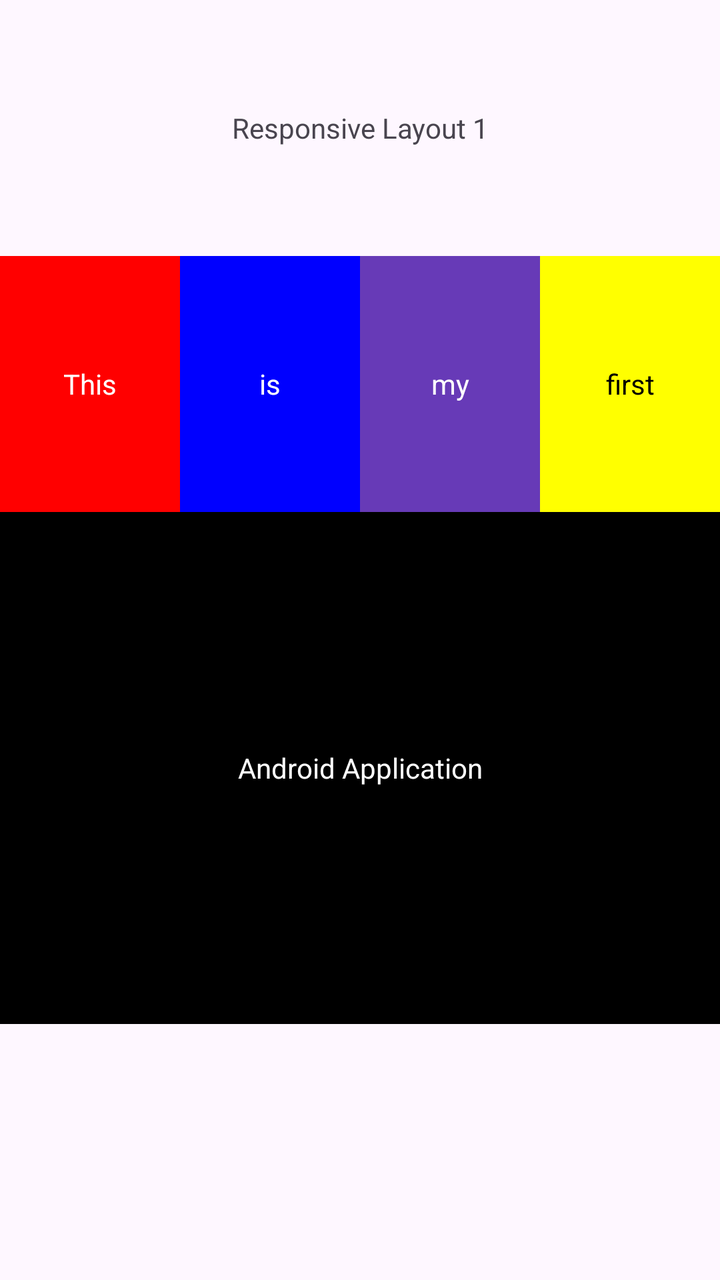
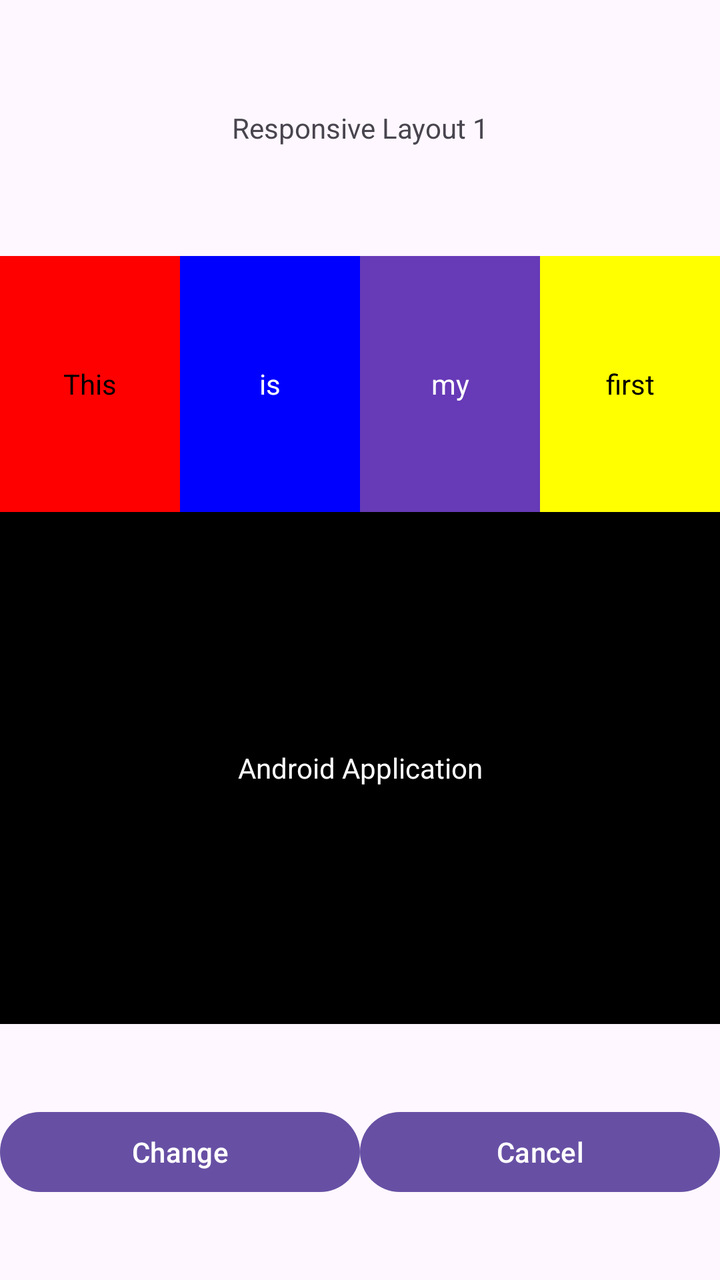

An Android layout rendered at two revisions. The XML below is the earlier revision; the diff shows what the commit changed to produce the second picture.
<!-- AndroidManifest.xml: application theme Theme.Practical1 -->
<!-- res/layout/activity_main.xml -->
<?xml version="1.0" encoding="utf-8"?>
<androidx.constraintlayout.widget.ConstraintLayout
    xmlns:android="http://schemas.android.com/apk/res/android"
    xmlns:app="http://schemas.android.com/apk/res-auto"
    xmlns:tools="http://schemas.android.com/tools"
    android:id="@+id/main"
    android:layout_width="match_parent"
    android:layout_height="match_parent"
    tools:context=".MainActivity">

    <TextView
        android:id="@+id/titleText"
        android:layout_width="0dp"
        android:layout_height="0dp"
        android:gravity="center"
        android:text="Responsive Layout 1"
        app:layout_constraintTop_toTopOf="parent"
        app:layout_constraintBottom_toTopOf="@id/colorRow"
        app:layout_constraintStart_toStartOf="parent"
        app:layout_constraintEnd_toEndOf="parent"
        app:layout_constraintVertical_weight="1" />

    <androidx.constraintlayout.widget.ConstraintLayout
        android:id="@+id/colorRow"
        android:layout_width="0dp"
        android:layout_height="0dp"
        app:layout_constraintTop_toBottomOf="@id/titleText"
        app:layout_constraintBottom_toTopOf="@id/applicationText"
        app:layout_constraintStart_toStartOf="parent"
        app:layout_constraintEnd_toEndOf="parent"
        app:layout_constraintVertical_weight="1">

        <TextView
            android:id="@+id/textThis"
            android:layout_width="0dp"
            android:layout_height="0dp"
            android:gravity="center"
            android:text="This"
            android:textColor="@android:color/white"
            android:background="#FF0000"
            app:layout_constraintTop_toTopOf="parent"
            app:layout_constraintBottom_toBottomOf="parent"
            app:layout_constraintStart_toStartOf="parent"
            app:layout_constraintEnd_toStartOf="@id/textIs"
            app:layout_constraintHorizontal_weight="1" />

        <TextView
            android:id="@+id/textIs"
            android:layout_width="0dp"
            android:layout_height="0dp"
            android:gravity="center"
            android:text="is"
            android:textColor="@android:color/white"
            android:background="#0000FF"
            app:layout_constraintTop_toTopOf="parent"
            app:layout_constraintBottom_toBottomOf="parent"
            app:layout_constraintStart_toEndOf="@id/textThis"
            app:layout_constraintEnd_toStartOf="@id/textMy"
            app:layout_constraintHorizontal_weight="1" />

        <TextView
            android:id="@+id/textMy"
            android:layout_width="0dp"
            android:layout_height="0dp"
            android:gravity="center"
            android:text="my"
            android:textColor="@android:color/white"
            android:background="#673AB7"
            app:layout_constraintTop_toTopOf="parent"
            app:layout_constraintBottom_toBottomOf="parent"
            app:layout_constraintStart_toEndOf="@id/textIs"
            app:layout_constraintEnd_toStartOf="@id/textFirst"
            app:layout_constraintHorizontal_weight="1" />

        <TextView
            android:id="@+id/textFirst"
            android:layout_width="0dp"
            android:layout_height="0dp"
            android:gravity="center"
            android:text="first"
            android:textColor="@android:color/black"
            android:background="#FFFF00"
            app:layout_constraintTop_toTopOf="parent"
            app:layout_constraintBottom_toBottomOf="parent"
            app:layout_constraintStart_toEndOf="@id/textMy"
            app:layout_constraintEnd_toEndOf="parent"
            app:layout_constraintHorizontal_weight="1" />

    </androidx.constraintlayout.widget.ConstraintLayout>

    <TextView
        android:id="@+id/applicationText"
        android:layout_width="0dp"
        android:layout_height="0dp"
        android:gravity="center"
        android:text="Android Application"
        android:textColor="@android:color/white"
        android:background="@android:color/black"
        app:layout_constraintTop_toBottomOf="@id/colorRow"
        app:layout_constraintBottom_toTopOf="@id/buttonRow"
        app:layout_constraintStart_toStartOf="parent"
        app:layout_constraintEnd_toEndOf="parent"
        app:layout_constraintVertical_weight="2" />

    <androidx.constraintlayout.widget.ConstraintLayout
        android:id="@+id/buttonRow"
        android:layout_width="0dp"
        android:layout_height="0dp"
        app:layout_constraintTop_toBottomOf="@id/applicationText"
        app:layout_constraintBottom_toBottomOf="parent"
        app:layout_constraintStart_toStartOf="parent"
        app:layout_constraintEnd_toEndOf="parent"
        app:layout_constraintVertical_weight="1">

    </androidx.constraintlayout.widget.ConstraintLayout>

</androidx.constraintlayout.widget.ConstraintLayout>
<!-- resources referenced by this layout -->
<resources>
  <style name="Theme.Practical1" parent="Base.Theme.Practical1" />
  <style name="Base.Theme.Practical1" parent="Theme.Material3.DayNight.NoActionBar">
          
          
      </style>
</resources>

<!-- the commit's change to res/layout/activity_main.xml (unified diff, before → after) -->
@@ -36,7 +36,7 @@
             android:layout_height="0dp"
             android:gravity="center"
             android:text="This"
-            android:textColor="@android:color/white"
+            android:textColor="@android:color/black"
             android:background="#FF0000"
             app:layout_constraintTop_toTopOf="parent"
             app:layout_constraintBottom_toBottomOf="parent"
@@ -112,6 +112,28 @@
         app:layout_constraintEnd_toEndOf="parent"
         app:layout_constraintVertical_weight="1">
 
+        <Button
+            android:id="@+id/changeButton"
+            android:layout_width="0dp"
+            android:layout_height="wrap_content"
+            android:text="Change"
+            app:layout_constraintStart_toStartOf="parent"
+            app:layout_constraintEnd_toStartOf="@id/cancelButton"
+            app:layout_constraintTop_toTopOf="parent"
+            app:layout_constraintBottom_toBottomOf="parent"
+            app:layout_constraintHorizontal_weight="1" />
+
+        <Button
+            android:id="@+id/cancelButton"
+            android:layout_width="0dp"
+            android:layout_height="wrap_content"
+            android:text="Cancel"
+            app:layout_constraintStart_toEndOf="@id/changeButton"
+            app:layout_constraintEnd_toEndOf="parent"
+            app:layout_constraintTop_toTopOf="parent"
+            app:layout_constraintBottom_toBottomOf="parent"
+            app:layout_constraintHorizontal_weight="1" />
+
     </androidx.constraintlayout.widget.ConstraintLayout>
 
 </androidx.constraintlayout.widget.ConstraintLayout>
